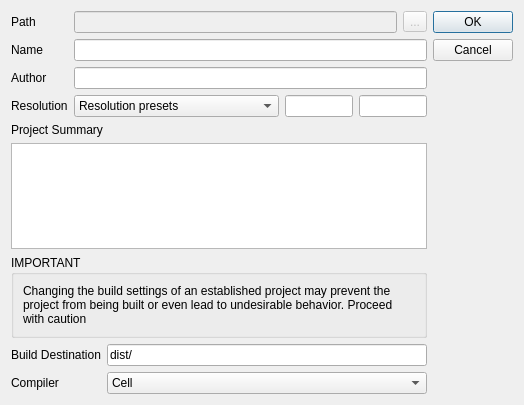
This is src/projectpropertiesdialog.ui in Eggbertx/QtSphere-IDE as Qt 5 draws it before an edit. The edited form follows.
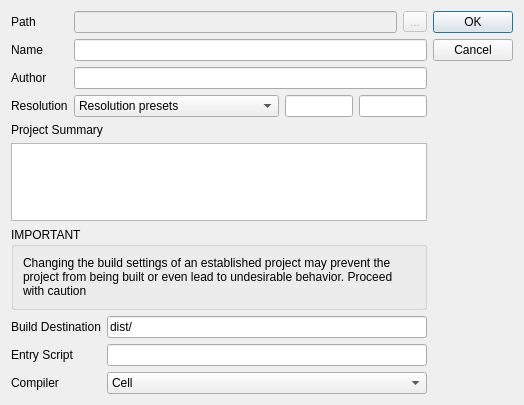
This is the edited form.

Patch:
```diff
--- a/src/projectpropertiesdialog.ui
+++ b/src/projectpropertiesdialog.ui
@@ -183,14 +183,14 @@
          </property>
         </widget>
        </item>
-       <item row="1" column="0">
+       <item row="2" column="0">
         <widget class="QLabel" name="compilerLabel">
          <property name="text">
           <string>Compiler</string>
          </property>
         </widget>
        </item>
-       <item row="1" column="1">
+       <item row="2" column="1">
         <widget class="QComboBox" name="compilerCB">
          <item>
           <property name="text">
@@ -204,6 +204,16 @@
          </item>
         </widget>
        </item>
+       <item row="1" column="1">
+        <widget class="QLineEdit" name="entryScriptLineEdit"/>
+       </item>
+       <item row="1" column="0">
+        <widget class="QLabel" name="entryScriptLabel">
+         <property name="text">
+          <string>Entry Script</string>
+         </property>
+        </widget>
+       </item>
       </layout>
      </item>
     </layout>
```
